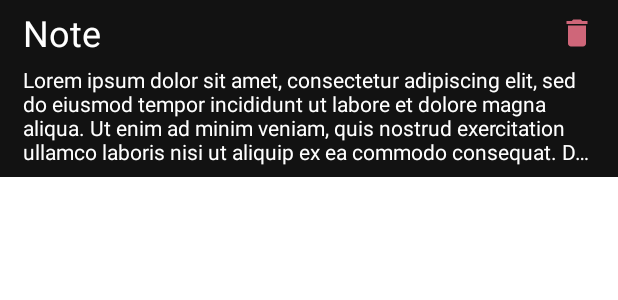
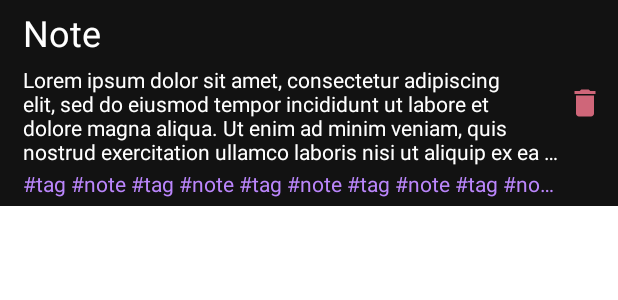
Before and after one commit to japanese-goblinn/labs, an Android app: the layout note_list_cell.xml on its own in the app's theme, with its tools: preview values and no code run, on a phone screen of 412 x 824 dp. Shown: the top 300 px of the screen. Run offline under Robolectric (Android 15) with nearby library versions, the phone set to English and light mode, and no system bars.

Commit message:
Implemented tag system

```diff
--- a/term5/PPO/NotesAndroid/app/src/main/java/com/example/notes/interfaces/NotesDao.kt
+++ b/term5/PPO/NotesAndroid/app/src/main/java/com/example/notes/interfaces/NotesDao.kt
@@ -8,7 +8,7 @@ import com.example.notes.models.Note
 interface NotesDao {
 
     @Insert
-    suspend fun insert(note: Note)
+    suspend fun insert(note: Note): Long
 
     @Query("SELECT * FROM notes")
     fun getAll(): LiveData<List<Note>>
--- a/term5/PPO/NotesAndroid/app/src/main/java/com/example/notes/interfaces/NotesTagsDao.kt
+++ b/term5/PPO/NotesAndroid/app/src/main/java/com/example/notes/interfaces/NotesTagsDao.kt
@@ -16,4 +16,7 @@ interface NotesTagsDao {
 
     @Query("DELETE FROM notes_tags")
     suspend fun deleteAll()
+
+    @Query("SELECT tag_id FROM notes_tags WHERE note_id = :noteId")
+    suspend fun tagsIdsFor(noteId: Int): List<Int>
 }
--- a/term5/PPO/NotesAndroid/app/src/main/java/com/example/notes/ui/fragments/NotesListFragment.kt
+++ b/term5/PPO/NotesAndroid/app/src/main/java/com/example/notes/ui/fragments/NotesListFragment.kt
@@ -43,7 +43,7 @@ class NotesListFragment: Fragment() {
 
         viewModel = ViewModelProviders.of(this).get(NotesListViewModel::class.java)
 
-        viewAdapter = NotesAdapter(requireContext())
+        viewAdapter = NotesAdapter(requireContext(), viewModel)
         notesList.adapter = viewAdapter
 
         val orientation = activity?.resources?.configuration?.orientation
@@ -67,7 +67,7 @@ class NotesListFragment: Fragment() {
         }
 
         viewModel.notes.observe(viewLifecycleOwner, Observer {
-            viewAdapter.setupNotes(it.reversed().toMutableList())
+            viewAdapter.setupNotes(it.toMutableList())
         })
 
         fab = rootView.findViewById(R.id.fab)
--- a/term5/PPO/NotesAndroid/app/src/main/java/com/example/notes/viewModels/NotesListViewModel.kt
+++ b/term5/PPO/NotesAndroid/app/src/main/java/com/example/notes/viewModels/NotesListViewModel.kt
@@ -8,6 +8,7 @@ import com.example.notes.db.Database
 import com.example.notes.db.Repository
 import com.example.notes.models.Note
 import kotlinx.coroutines.launch
+import kotlinx.coroutines.runBlocking
 
 class NotesListViewModel(application: Application): AndroidViewModel(application) {
 
@@ -23,4 +24,9 @@ class NotesListViewModel(application: Application): AndroidViewModel(application
 
     fun delete(note: Note) = viewModelScope.launch { repository.delete(note) }
 
+    fun tagsFor(note: Note) = runBlocking {
+        return@runBlocking repository.tagsIdsFor(note)
+            .mapNotNull { repository.findTagBy(it)?.name }
+    }
+
 }
--- a/term5/PPO/NotesAndroid/app/src/main/res/layout/fragment_note_detail.xml
+++ b/term5/PPO/NotesAndroid/app/src/main/res/layout/fragment_note_detail.xml
@@ -34,7 +34,7 @@
             android:layout_width="match_parent"
             android:layout_height="match_parent"
             android:backgroundTint="@color/colorTextPrimary"
-            android:hint="New note title"
+            android:hint="Note title"
             android:textColor="@color/colorTextPrimary"
             android:textColorHint="@color/colorTextPrimary"
             android:textSize="25sp" />
--- a/term5/PPO/NotesAndroid/app/src/main/res/layout/note_list_cell.xml
+++ b/term5/PPO/NotesAndroid/app/src/main/res/layout/note_list_cell.xml
@@ -29,14 +29,13 @@
         android:layout_height="wrap_content"
         android:layout_marginStart="15dp"
         android:layout_marginTop="5dp"
-        android:layout_marginEnd="15dp"
-        android:layout_marginBottom="7dp"
+        android:layout_marginEnd="5dp"
         android:ellipsize="end"
         android:maxLines="4"
         android:text="Lorem ipsum dolor sit amet, consectetur adipiscing elit, sed do eiusmod tempor incididunt ut labore et dolore magna aliqua. Ut enim ad minim veniam, quis nostrud exercitation ullamco laboris nisi ut aliquip ex ea commodo consequat. Duis aute irure dolor in reprehenderit in voluptate velit esse cillum dolore eu fugiat nulla pariatur. Excepteur sint occaecat cupidatat non proident, sunt in culpa qui officia deserunt mollit anim id est laborum."
         android:textColor="@color/colorTextPrimary"
-        app:layout_constraintBottom_toBottomOf="parent"
-        app:layout_constraintEnd_toEndOf="parent"
+        app:layout_constraintEnd_toStartOf="@+id/deleteNote"
+        app:layout_constraintHorizontal_bias="0.0"
         app:layout_constraintStart_toStartOf="parent"
         app:layout_constraintTop_toBottomOf="@+id/noteCellTitle" />
 
@@ -45,10 +44,29 @@
         android:layout_width="0dp"
         android:layout_height="wrap_content"
         android:layout_marginTop="10dp"
-        android:layout_marginEnd="15dp"
+        android:layout_marginEnd="10dp"
+        android:layout_marginBottom="10dp"
         android:background="@null"
+        android:src="@drawable/ic_delete_24dp"
+        app:layout_constraintBottom_toBottomOf="parent"
         app:layout_constraintEnd_toEndOf="parent"
-        app:layout_constraintTop_toTopOf="parent"
-        android:src="@drawable/ic_delete_24dp" />
+        app:layout_constraintTop_toTopOf="parent" />
+
+    <TextView
+        android:id="@+id/noteCellTags"
+        android:layout_width="0dp"
+        android:layout_height="wrap_content"
+        android:layout_marginStart="15dp"
+        android:layout_marginTop="2dp"
+        android:layout_marginEnd="5dp"
+        android:layout_marginBottom="5dp"
+        android:ellipsize="end"
+        android:maxLines="1"
+        android:text="#tag #note #tag #note #tag #note #tag #note #tag #note #tag #note"
+        android:textColor="@color/colorAccent"
+        app:layout_constraintBottom_toBottomOf="parent"
+        app:layout_constraintEnd_toStartOf="@+id/deleteNote"
+        app:layout_constraintStart_toStartOf="parent"
+        app:layout_constraintTop_toBottomOf="@+id/noteCellContent" />
 
 </androidx.constraintlayout.widget.ConstraintLayout>
```
Also changed, not shown: term5/PPO/NotesAndroid/app/src/main/java/com/example/notes/db/Database.kt (+25 -5 lines), term5/PPO/NotesAndroid/app/src/main/java/com/example/notes/db/Repository.kt (+19 -3 lines), term5/PPO/NotesAndroid/app/src/main/java/com/example/notes/interfaces/TagsDao.kt (+8 -2 lines), term5/PPO/NotesAndroid/app/src/main/java/com/example/notes/models/NoteTag.kt (+6 -3 lines), term5/PPO/NotesAndroid/app/src/main/java/com/example/notes/ui/fragments/NoteDetailFragment.kt (+15 -7 lines), term5/PPO/NotesAndroid/app/src/main/java/com/example/notes/ui/recycler/NotesAdapter.kt (+6 -3 lines), term5/PPO/NotesAndroid/app/src/main/java/com/example/notes/viewModels/NoteDetailViewModel.kt (+52 -3 lines).
